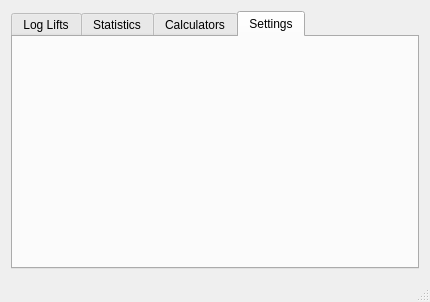
First picture: the form in mainwindow.ui, repository krille0x7c2/LiftLog, before the edit.
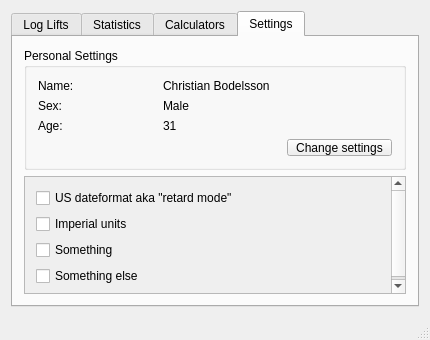
Second picture: the form after the edit. The open tabs and pages were chosen to show the change.

```diff
--- a/mainwindow.ui
+++ b/mainwindow.ui
@@ -7,7 +7,7 @@
     <x>0</x>
     <y>0</y>
     <width>430</width>
-    <height>302</height>
+    <height>340</height>
    </rect>
   </property>
   <property name="windowTitle">
@@ -178,6 +178,147 @@
        <attribute name="title">
         <string>Settings</string>
        </attribute>
+       <layout class="QVBoxLayout" name="verticalLayout_4">
+        <item>
+         <widget class="QGroupBox" name="groupBox_4">
+          <property name="minimumSize">
+           <size>
+            <width>0</width>
+            <height>100</height>
+           </size>
+          </property>
+          <property name="baseSize">
+           <size>
+            <width>0</width>
+            <height>0</height>
+           </size>
+          </property>
+          <property name="title">
+           <string>Personal Settings</string>
+          </property>
+          <layout class="QGridLayout" name="gridLayout">
+           <item row="0" column="0">
+            <widget class="QLabel" name="label_4">
+             <property name="text">
+              <string>Name:</string>
+             </property>
+            </widget>
+           </item>
+           <item row="0" column="1">
+            <widget class="QLabel" name="label">
+             <property name="baseSize">
+              <size>
+               <width>0</width>
+               <height>0</height>
+              </size>
+             </property>
+             <property name="text">
+              <string>Christian Bodelsson</string>
+             </property>
+            </widget>
+           </item>
+           <item row="1" column="0">
+            <widget class="QLabel" name="label_5">
+             <property name="text">
+              <string>Sex:</string>
+             </property>
+            </widget>
+           </item>
+           <item row="1" column="1">
+            <widget class="QLabel" name="label_3">
+             <property name="text">
+              <string>Male</string>
+             </property>
+            </widget>
+           </item>
+           <item row="2" column="0">
+            <widget class="QLabel" name="label_6">
+             <property name="text">
+              <string>Age:</string>
+             </property>
+            </widget>
+           </item>
+           <item row="2" column="1">
+            <widget class="QLabel" name="label_2">
+             <property name="text">
+              <string>31</string>
+             </property>
+            </widget>
+           </item>
+           <item row="3" column="0" colspan="2">
+            <spacer name="horizontalSpacer_3">
+             <property name="orientation">
+              <enum>Qt::Horizontal</enum>
+             </property>
+             <property name="sizeHint" stdset="0">
+              <size>
+               <width>243</width>
+               <height>20</height>
+              </size>
+             </property>
+            </spacer>
+           </item>
+           <item row="3" column="2">
+            <widget class="QPushButton" name="changeSettingsBtn">
+             <property name="text">
+              <string>Change settings</string>
+             </property>
+            </widget>
+           </item>
+          </layout>
+         </widget>
+        </item>
+        <item>
+         <widget class="QScrollArea" name="scrollArea">
+          <property name="frameShape">
+           <enum>QFrame::StyledPanel</enum>
+          </property>
+          <property name="widgetResizable">
+           <bool>true</bool>
+          </property>
+          <widget class="QWidget" name="scrollAreaWidgetContents">
+           <property name="geometry">
+            <rect>
+             <x>0</x>
+             <y>-3</y>
+             <width>374</width>
+             <height>120</height>
+            </rect>
+           </property>
+           <layout class="QVBoxLayout" name="verticalLayout_5">
+            <item>
+             <widget class="QCheckBox" name="checkBox_4">
+              <property name="text">
+               <string>US dateformat aka &quot;retard mode&quot;</string>
+              </property>
+             </widget>
+            </item>
+            <item>
+             <widget class="QCheckBox" name="checkBox">
+              <property name="text">
+               <string>Imperial units</string>
+              </property>
+             </widget>
+            </item>
+            <item>
+             <widget class="QCheckBox" name="checkBox_2">
+              <property name="text">
+               <string>Something</string>
+              </property>
+             </widget>
+            </item>
+            <item>
+             <widget class="QCheckBox" name="checkBox_3">
+              <property name="text">
+               <string>Something else</string>
+              </property>
+             </widget>
+            </item>
+           </layout>
+          </widget>
+         </widget>
+        </item>
+       </layout>
       </widget>
      </widget>
     </item>
```
Left out of the diff: 2 changed lines with no effect on the pictures.
